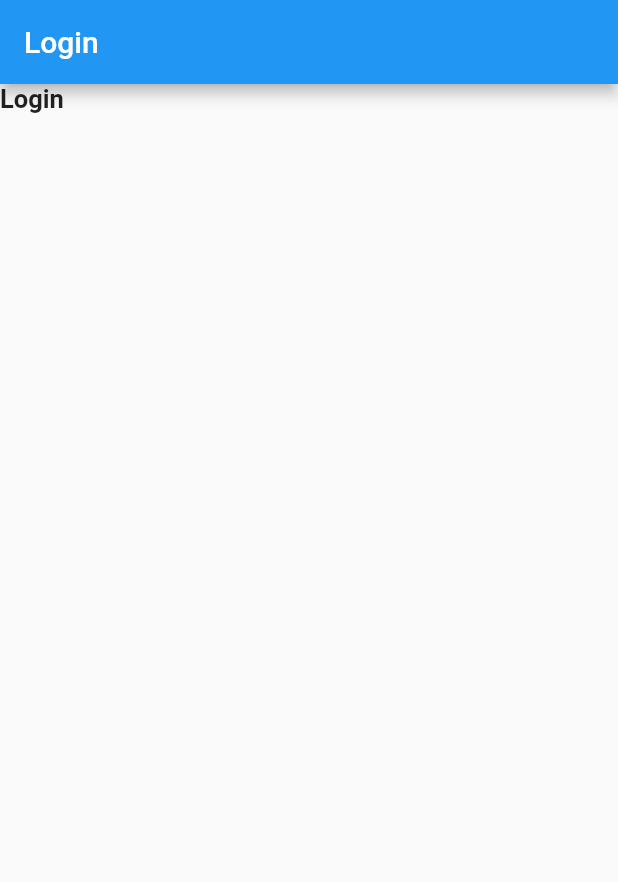
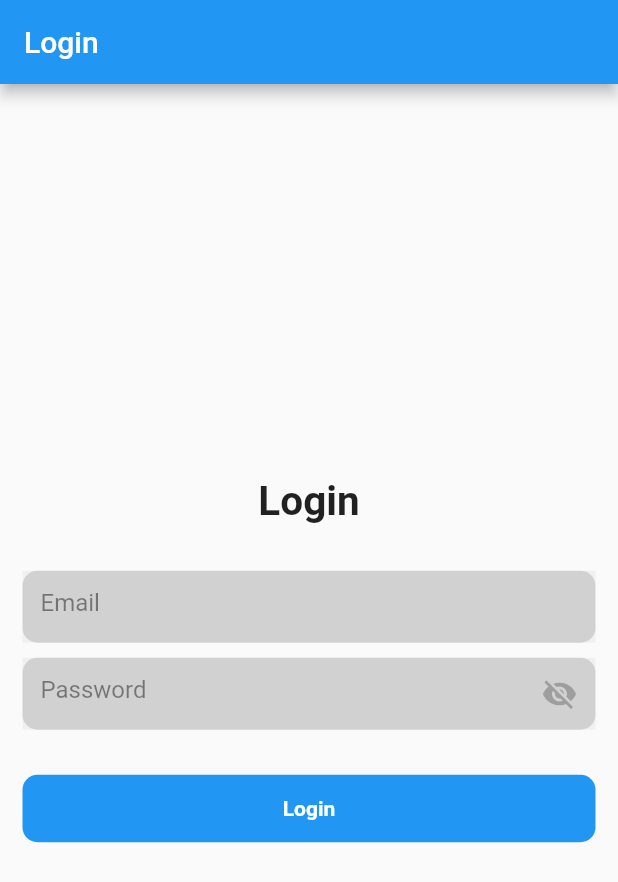
Before and after one commit to wikispiders/trivia-goat, a Flutter app: the screen it shows after launch, on a phone screen of 412 x 824 dp. Shown: the top 882 px of the screen. Run offline on Flutter 3.47's test engine with Material 2 defaults, Android fonts, the phone set to English and light mode, and no system bars; our stand-ins replace firebase_core; accounts and stored records are empty.

Commit message:
diseno login arrancado

```diff
--- a/lib/features/user_auth/presentation/pages/login_page.dart
+++ b/lib/features/user_auth/presentation/pages/login_page.dart
@@ -1,4 +1,5 @@
 import 'package:flutter/material.dart';
+import 'package:frases_argentinas/features/user_auth/presentation/widgets/form_container_widget.dart';
 
 class LoginPage extends StatelessWidget {
   const LoginPage({super.key});
@@ -7,13 +8,44 @@ class LoginPage extends StatelessWidget {
   Widget build(BuildContext context) {
     return Scaffold(
       appBar: AppBar(
-        title: Text("Login"),
+        title: const Text("Login"),
       ),
-      body: Column(
-        children: [
-          Text("Login", style: TextStyle(fontSize: 17, fontWeight: FontWeight.bold))
-        ],
-      ),
+      body: Center(
+        child: Padding(
+          padding: EdgeInsets.symmetric(horizontal: 15),
+          child: Column(
+            mainAxisAlignment: MainAxisAlignment.center,
+            children: [
+              Text("Login", style: TextStyle(fontSize: 27, fontWeight: FontWeight.bold)),
+              SizedBox(
+                height: 30,
+              ),
+              FormContainerWidget(
+                hintText: "Email",
+                isPasswordField: false,
+              ),
+              SizedBox(height: 10,),
+              FormContainerWidget(
+                hintText: "Password",
+                isPasswordField: true,
+              ),
+              SizedBox(height: 30,),
+              Container(
+                width: double.infinity,
+                height: 45,
+                decoration: BoxDecoration(
+                  color: Colors.blue,
+                  borderRadius: BorderRadius.circular(10),
+                ),
+                child: Center(
+                  child: Text("Login", style: TextStyle(color: Colors.white, fontWeight: FontWeight.bold),),
+                )
+              ),
+
+            ],
+          ),
+        ),
+      )
     );
   }
 }
--- /dev/null
+++ b/lib/features/user_auth/presentation/widgets/form_container_widget.dart
@@ -0,0 +1,72 @@
+import 'package:flutter/material.dart';
+
+class FormContainerWidget extends StatefulWidget {
+  final TextEditingController? controller;
+  final Key? fieldKey;
+  final bool? isPasswordField;
+  final String? hintText;
+  final String? labelText;
+  final String? helperText;
+  final FormFieldSetter<String>? onSaved;
+  final FormFieldValidator<String>? validator;
+  final ValueChanged<String>? onFieldSubmitted;
+  final TextInputType? inputType;
+
+
+  const FormContainerWidget({
+    this.controller,
+    this.fieldKey,
+    this.isPasswordField,
+    this.hintText,
+    this.labelText,
+    this.helperText,
+    this.onSaved,
+    this.validator,
+    this.onFieldSubmitted,
+    this.inputType
+  });
+
+
+  @override
+  State<FormContainerWidget> createState() => _FormContainerWidgetState();
+}
+
+class _FormContainerWidgetState extends State<FormContainerWidget> {
+  bool _obscureText = true;
+
+  @override
+  Widget build(BuildContext context) {
+    return Container(
+      width: double.infinity,
+      decoration: BoxDecoration(
+        color: Colors.grey.withOpacity(.35),
+        borderRadius: BorderRadius.circular(10),
+      ),
+      child: TextFormField(
+        style: TextStyle(color: Colors.blue),
+        controller: widget.controller,
+        keyboardType: widget.inputType,
+        key: widget.fieldKey,
+        obscureText: widget.isPasswordField == true? _obscureText : false,
+        onSaved: widget.onSaved,
+        validator: widget.validator,
+        onFieldSubmitted: widget.onFieldSubmitted,
+        decoration: InputDecoration(
+          border: InputBorder.none,
+          filled: true,
+          hintText: widget.hintText,
+          hintStyle: TextStyle(color: Colors.black45),
+          suffixIcon: GestureDetector(
+            onTap: () {
+              setState(() {
+                _obscureText = !_obscureText;
+              });
+            },
+            child:
+            widget.isPasswordField == true? Icon(_obscureText? Icons.visibility_off : Icons.visibility, color: _obscureText == false? Colors.blue : Colors.grey,) : SizedBox(),
+          )
+        ),
+      )
+    );
+  }
+}
```
